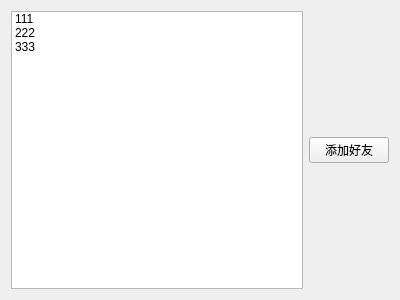
Coldthug/diskpro_cpp, file TcpClient/online.ui: the form before one commit.
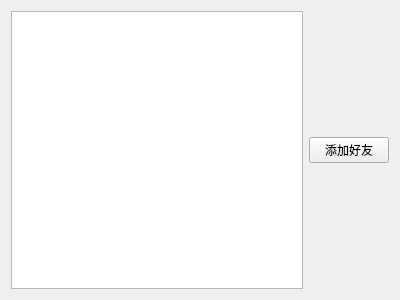
The form after the commit.

```diff
--- a/TcpClient/online.ui
+++ b/TcpClient/online.ui
@@ -17,23 +17,7 @@
    <item>
     <layout class="QHBoxLayout" name="horizontalLayout">
      <item>
-      <widget class="QListWidget" name="online_lw">
-       <item>
-        <property name="text">
-         <string>111</string>
-        </property>
-       </item>
-       <item>
-        <property name="text">
-         <string>222</string>
-        </property>
-       </item>
-       <item>
-        <property name="text">
-         <string>333</string>
-        </property>
-       </item>
-      </widget>
+      <widget class="QListWidget" name="online_lw"/>
      </item>
      <item>
       <layout class="QVBoxLayout" name="verticalLayout">
```
